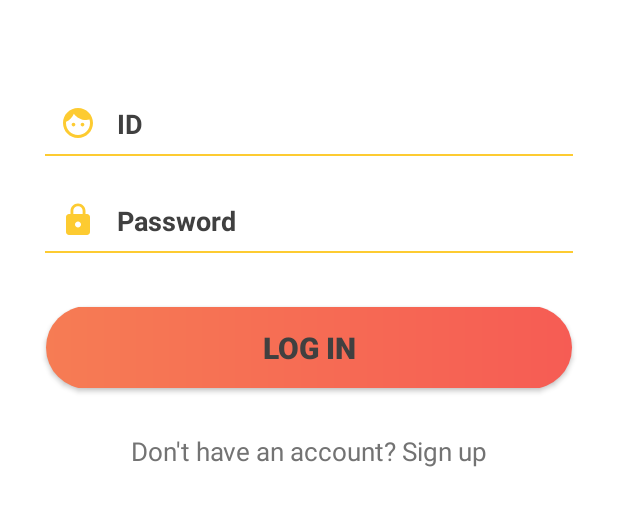
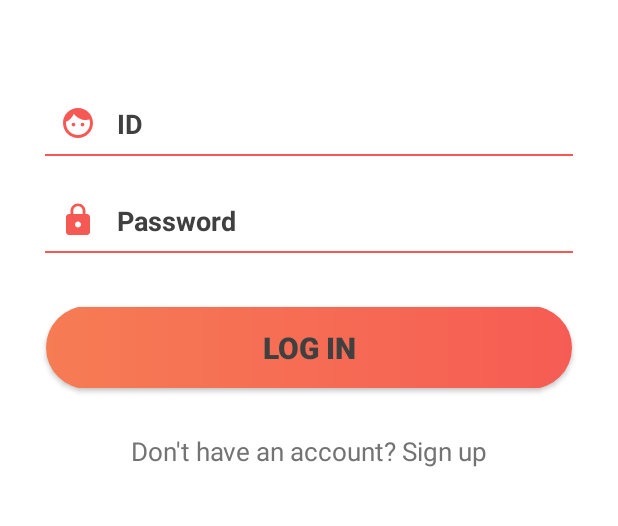
Before and after one commit to soyeon207/interview, an Android app: the screen it shows after launch (login), on a phone screen of 412 x 824 dp, the part 462-988 px from its top. Run offline under Robolectric (Android 15) with nearby library versions, the phone set to English and light mode, and no system bars; our stand-ins replace Firebase (no records; nobody signed in at launch, a user with empty details on screens opened directly).

Commit message:
login front modify

```diff
--- a/app/src/main/res/drawable/ic_face_black_24dp.xml
+++ b/app/src/main/res/drawable/ic_face_black_24dp.xml
@@ -4,6 +4,6 @@
         android:viewportWidth="24.0"
         android:viewportHeight="24.0">
     <path
-        android:fillColor="#FDCB31"
+        android:fillColor="#F65954"
         android:pathData="M9,11.75c-0.69,0 -1.25,0.56 -1.25,1.25s0.56,1.25 1.25,1.25 1.25,-0.56 1.25,-1.25 -0.56,-1.25 -1.25,-1.25zM15,11.75c-0.69,0 -1.25,0.56 -1.25,1.25s0.56,1.25 1.25,1.25 1.25,-0.56 1.25,-1.25 -0.56,-1.25 -1.25,-1.25zM12,2C6.48,2 2,6.48 2,12s4.48,10 10,10 10,-4.48 10,-10S17.52,2 12,2zM12,20c-4.41,0 -8,-3.59 -8,-8 0,-0.29 0.02,-0.58 0.05,-0.86 2.36,-1.05 4.23,-2.98 5.21,-5.37C11.07,8.33 14.05,10 17.42,10c0.78,0 1.53,-0.09 2.25,-0.26 0.21,0.71 0.33,1.47 0.33,2.26 0,4.41 -3.59,8 -8,8z"/>
 </vector>
--- a/app/src/main/res/drawable/ic_https_black_24dp.xml
+++ b/app/src/main/res/drawable/ic_https_black_24dp.xml
@@ -4,6 +4,6 @@
         android:viewportWidth="24.0"
         android:viewportHeight="24.0">
     <path
-        android:fillColor="#FDCB31"
+        android:fillColor="#F65954"
         android:pathData="M18,8h-1L17,6c0,-2.76 -2.24,-5 -5,-5S7,3.24 7,6v2L6,8c-1.1,0 -2,0.9 -2,2v10c0,1.1 0.9,2 2,2h12c1.1,0 2,-0.9 2,-2L20,10c0,-1.1 -0.9,-2 -2,-2zM12,17c-1.1,0 -2,-0.9 -2,-2s0.9,-2 2,-2 2,0.9 2,2 -0.9,2 -2,2zM15.1,8L8.9,8L8.9,6c0,-1.71 1.39,-3.1 3.1,-3.1 1.71,0 3.1,1.39 3.1,3.1v2z"/>
 </vector>
--- a/app/src/main/res/drawable/under_line.xml
+++ b/app/src/main/res/drawable/under_line.xml
@@ -9,7 +9,7 @@
         <shape android:shape="rectangle" >
             <stroke
                 android:width="1dp"
-                android:color="#FDCB31" />
+                android:color="#F65954" />
 
             <solid android:color="#FFF" />
         </shape>
--- a/app/src/main/res/layout/activity_login.xml
+++ b/app/src/main/res/layout/activity_login.xml
@@ -67,7 +67,7 @@
         android:layout_height="wrap_content"
         android:layout_centerHorizontal="true"
         android:layout_centerVertical="true"
-        android:progressTint="#FDCB31" />
+        android:progressTint="#F65954" />
 
 </RelativeLayout>
 
--- a/app/src/main/res/values/colors.xml
+++ b/app/src/main/res/values/colors.xml
@@ -1,10 +1,10 @@
 <?xml version="1.0" encoding="utf-8"?>
 <resources>
-    <color name="colorPrimary">#FDCB31</color>
-    <color name="colorPrimaryDark">#FDCB31</color>
-    <color name="colorAccent">#FDCB31</color>
+    <color name="colorPrimary">#F65954</color>
+    <color name="colorPrimaryDark">#F65954</color>
+    <color name="colorAccent">#F65954</color>
     <color name="colorMain">#404040</color>
     <color name="white">#ffffff</color>
     <color name="main">#404040</color>
-    <color name="m">#FDCB31</color>
+    <color name="m">#F65954</color>
 </resources>
```
